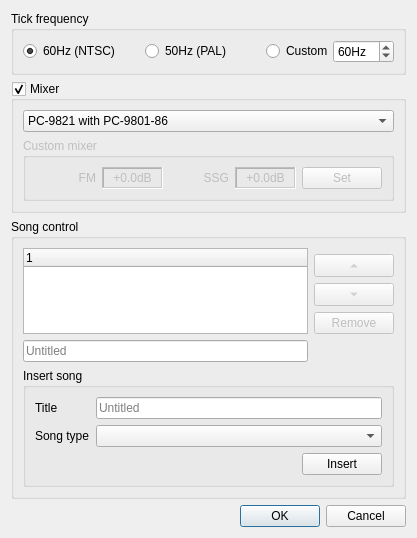
Old version of the form BambooTracker/gui/module_properties_dialog.ui in the repository BambooTracker/BambooTracker.
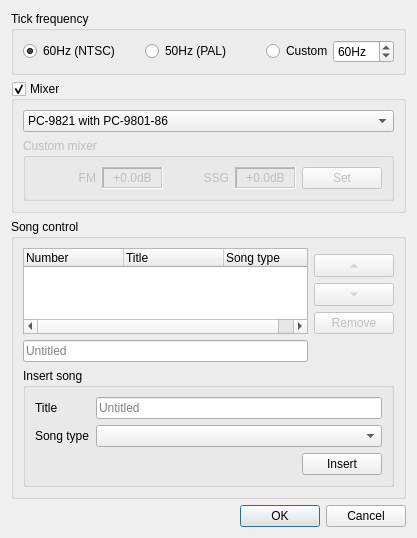
New version of the form.

Commit message: Set column names of header in tree widget in ui

```diff
--- a/BambooTracker/gui/module_properties_dialog.ui
+++ b/BambooTracker/gui/module_properties_dialog.ui
@@ -250,6 +250,24 @@
         <property name="rootIsDecorated">
          <bool>false</bool>
         </property>
+        <property name="columnCount">
+         <number>3</number>
+        </property>
+        <column>
+         <property name="text">
+          <string>Number</string>
+         </property>
+        </column>
+        <column>
+         <property name="text">
+          <string>Title</string>
+         </property>
+        </column>
+        <column>
+         <property name="text">
+          <string>Song type</string>
+         </property>
+        </column>
        </widget>
       </item>
       <item row="6" column="0" colspan="2">
```
The commit also changes 5 other files.
